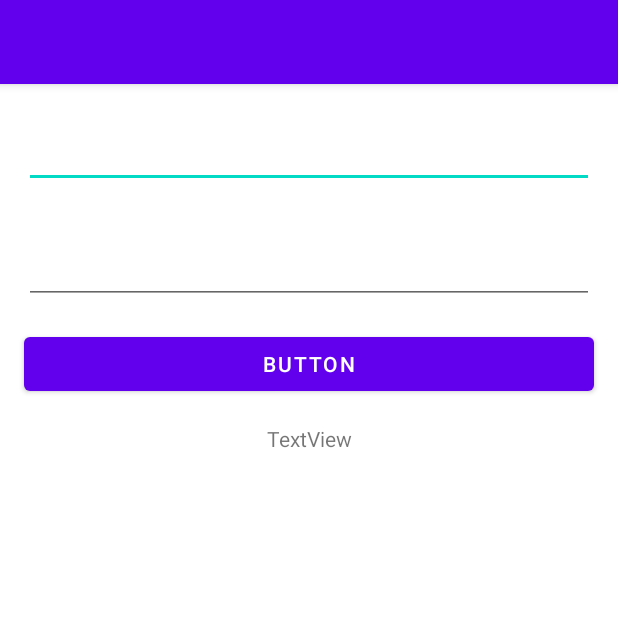
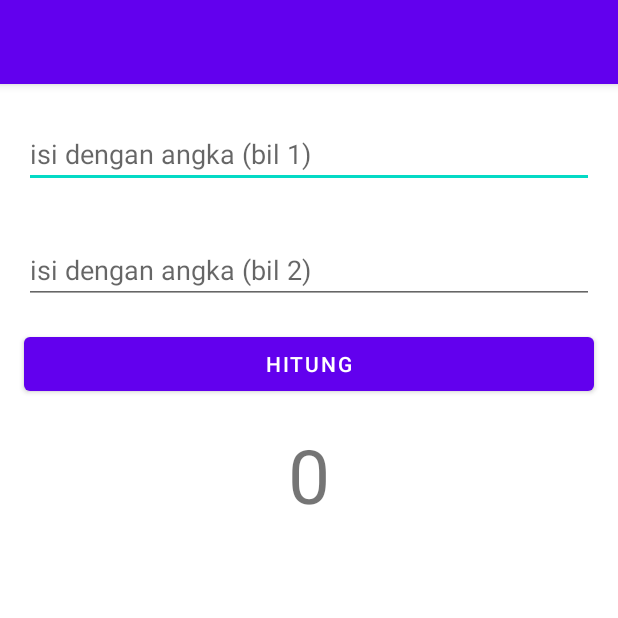
Before and after one commit to KenNarendraE/SMT-5, an Android app: the screen it shows after launch (MainActivity), on a phone screen of 412 x 824 dp, the top half of it. Run offline under Robolectric (Android 15) with nearby library versions, the phone set to English and light mode, and no system bars.

Commit message:
tugas minggu 2

```diff
--- a/Kalkulator/app/src/main/res/layout/activity_main.xml
+++ b/Kalkulator/app/src/main/res/layout/activity_main.xml
@@ -7,51 +7,56 @@
     tools:context=".MainActivity">
 
     <EditText
-        android:id="@+id/editTextNumber"
+        android:id="@+id/etBil_1"
         android:layout_width="0dp"
         android:layout_height="wrap_content"
         android:layout_marginStart="16dp"
         android:layout_marginTop="24dp"
         android:layout_marginEnd="16dp"
         android:ems="10"
-        android:inputType="number"
+        android:hint="isi dengan angka (bil 1)"
+        android:inputType="number|numberDecimal"
         app:layout_constraintEnd_toEndOf="parent"
         app:layout_constraintHorizontal_bias="0.0"
         app:layout_constraintStart_toStartOf="parent"
         app:layout_constraintTop_toTopOf="parent" />
 
     <EditText
-        android:id="@+id/editTextNumber2"
+        android:id="@+id/etBil_2"
         android:layout_width="0dp"
         android:layout_height="wrap_content"
         android:layout_marginStart="16dp"
         android:layout_marginTop="32dp"
         android:layout_marginEnd="16dp"
         android:ems="10"
+        android:hint="isi dengan angka (bil 2)"
         android:inputType="number"
         app:layout_constraintEnd_toEndOf="parent"
         app:layout_constraintStart_toStartOf="parent"
-        app:layout_constraintTop_toBottomOf="@+id/editTextNumber" />
+        app:layout_constraintTop_toBottomOf="@+id/etBil_1" />
 
     <Button
-        android:id="@+id/button3"
+        android:id="@+id/btnHitung"
         android:layout_width="0dp"
         android:layout_height="wrap_content"
         android:layout_marginStart="16dp"
         android:layout_marginTop="16dp"
         android:layout_marginEnd="16dp"
-        android:text="Button"
+        android:onClick="hitung"
+        android:text="HITUNG"
         app:layout_constraintEnd_toEndOf="parent"
         app:layout_constraintStart_toStartOf="parent"
-        app:layout_constraintTop_toBottomOf="@+id/editTextNumber2" />
+        app:layout_constraintTop_toBottomOf="@+id/etBil_2"
+        tools:ignore="UsingOnClickInXml" />
 
     <TextView
-        android:id="@+id/textView"
+        android:id="@+id/tvHasil"
         android:layout_width="wrap_content"
         android:layout_height="wrap_content"
         android:layout_marginTop="16dp"
-        android:text="TextView"
+        android:text="0"
+        android:textSize="50sp"
         app:layout_constraintEnd_toEndOf="parent"
         app:layout_constraintStart_toStartOf="parent"
-        app:layout_constraintTop_toBottomOf="@+id/button3" />
+        app:layout_constraintTop_toBottomOf="@+id/btnHitung" />
 </androidx.constraintlayout.widget.ConstraintLayout>
```
Also changed, not shown: Kalkulator/app/src/main/java/com/smkrevit/kalkulator/Kalkulator.java (added, +21 -0 lines), Kalkulator/app/src/main/java/com/smkrevit/kalkulator/MainActivity.java (+37 -0 lines).
